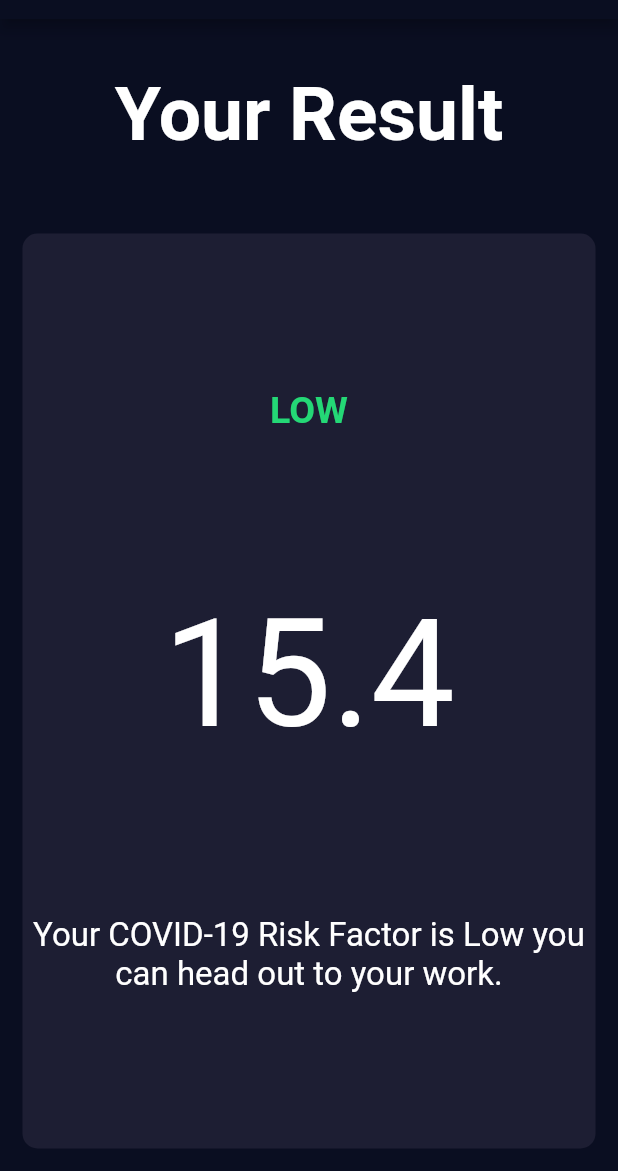
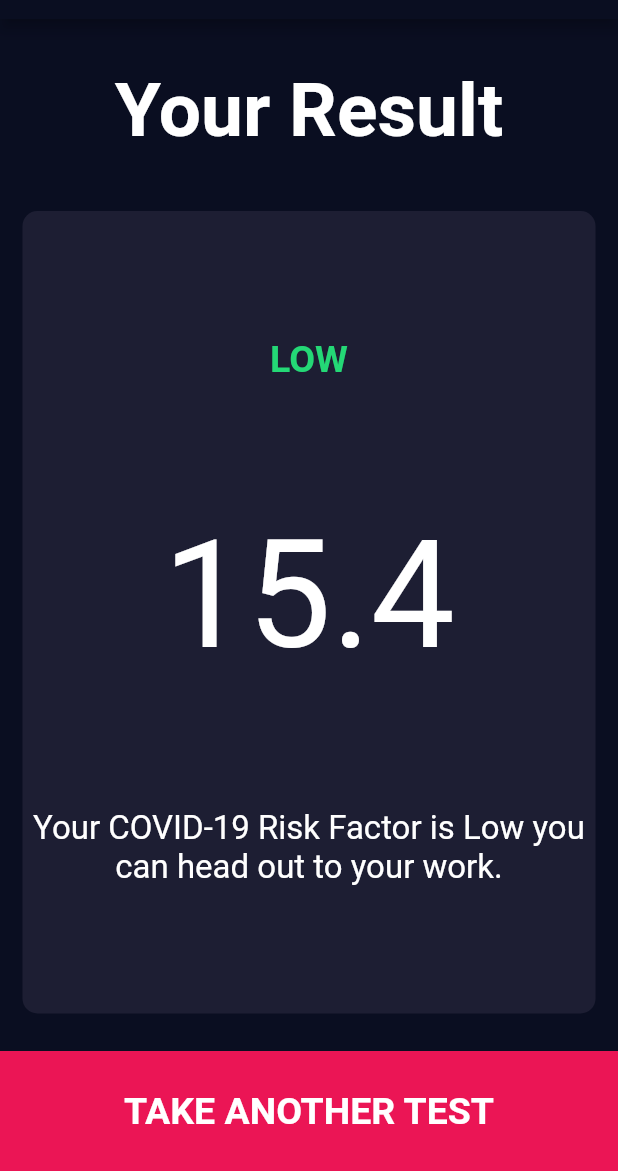
Before and after one commit to abhi-kv29/COVID-RISK-FACTOR-CALCULATOR, a Flutter app: the ResultsPage screen opened directly, on a phone screen of 412 x 824 dp, the part 65-1236 px from its top. Run offline on Flutter 3.47's test engine with Material 2 defaults, Android fonts, the phone set to English and light mode, and no system bars; our stand-ins replace font_awesome_flutter.

```diff
--- a/lib/results.dart
+++ b/lib/results.dart
@@ -1,6 +1,9 @@
 import 'package:covid_risk_factor_calculator/constants.dart';
+import 'package:covid_risk_factor_calculator/home_screen.dart';
+import 'package:covid_risk_factor_calculator/input_page.dart';
 import 'package:covid_risk_factor_calculator/reusable_card.dart';
 import 'package:flutter/material.dart';
+import 'botton_button.dart';
 
 class ResultsPage extends StatelessWidget {
   @override
@@ -16,6 +19,7 @@ class ResultsPage extends StatelessWidget {
         children: <Widget>[
           Expanded(
             child: Container(
+              padding: EdgeInsets.only(top: 10.0),
               child: Center(
                 child: Text(
                   'Your Result',
@@ -49,6 +53,13 @@ class ResultsPage extends StatelessWidget {
               ),
             ),
           ),
+          BottomButton(
+            onTap: () {
+              Navigator.push(
+                  context, MaterialPageRoute(builder: (context) => HomePage()));
+            },
+            buttonTitle: 'TAKE ANOTHER TEST',
+          ),
         ],
       ),
     );
```
